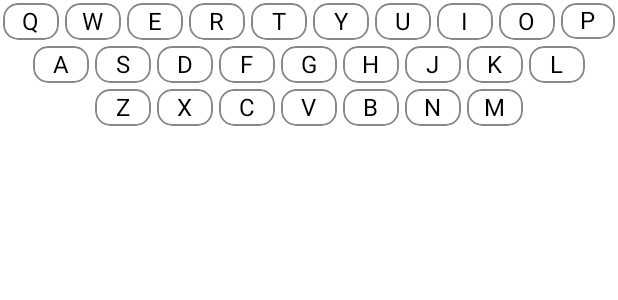
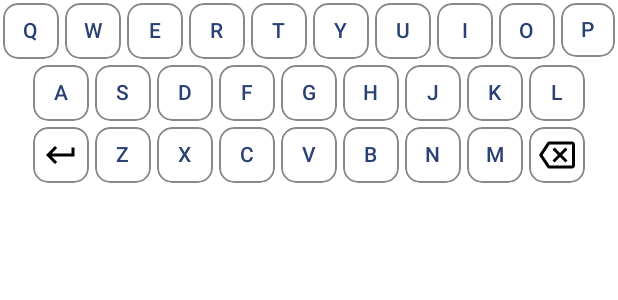
Before and after one commit to KatieBarnett/WordleExtra, an Android app built with Jetpack Compose: the @Preview function KeyboardPreview, on a phone screen of 412 x 824 dp. Shown: the top 300 px of the screen. Run offline under Robolectric (Android 15) with nearby library versions, the phone set to English and light mode, and no system bars.

Commit message:
Letter entry & backspace

```diff
--- a/app/src/main/java/dev/katiebarnett/wordleextra/Constants.kt
+++ b/app/src/main/java/dev/katiebarnett/wordleextra/Constants.kt
@@ -1,32 +1,33 @@
 package dev.katiebarnett.wordleextra
 
-import dev.katiebarnett.wordleextra.models.Letter
-import dev.katiebarnett.wordleextra.models.Unknown
+import dev.katiebarnett.wordleextra.models.*
 
 
-val initialKeyboardRow1: List<Letter>
+val initialKeyboardRow1: List<Key>
     get() {
-        val list = mutableListOf<Letter>()
+        val list = mutableListOf<Key>()
         "qwertyuiop".forEach {
             list.add(Unknown(it))
         }
         return list.toList()
     }
 
-val initialKeyboardRow2: List<Letter>
+val initialKeyboardRow2: List<Key>
     get() {
-        val list = mutableListOf<Letter>()
+        val list = mutableListOf<Key>()
         "asdfghjkl".forEach {
             list.add(Unknown(it))
         }
         return list.toList()
     }
 
-val initialKeyboardRow3: List<Letter>
+val initialKeyboardRow3: List<Key>
     get() {
-        val list = mutableListOf<Letter>()
+        val list = mutableListOf<Key>()
+        list.add(Enter)
         "zxcvbnm".forEach {
             list.add(Unknown(it))
         }
+        list.add(Backspace)
         return list.toList()
     }
--- a/app/src/main/java/dev/katiebarnett/wordleextra/KeyboardComponents.kt
+++ b/app/src/main/java/dev/katiebarnett/wordleextra/KeyboardComponents.kt
@@ -1,11 +1,15 @@
 package dev.katiebarnett.wordleextra
 
+import android.widget.ImageButton
 import androidx.compose.foundation.background
 import androidx.compose.foundation.border
 import androidx.compose.foundation.layout.*
 import androidx.compose.foundation.shape.RoundedCornerShape
-import androidx.compose.material3.Surface
-import androidx.compose.material3.Text
+import androidx.compose.material.icons.Icons
+import androidx.compose.material.icons.filled.Backspace
+import androidx.compose.material.icons.outlined.Backspace
+import androidx.compose.material.icons.outlined.KeyboardReturn
+import androidx.compose.material3.*
 import androidx.compose.runtime.Composable
 import androidx.compose.ui.Alignment
 import androidx.compose.ui.Modifier
@@ -20,48 +24,74 @@ import kotlin.math.max
 
 
 @Composable
-fun Keyboard(keyRow1: List<Letter>, keyRow2: List<Letter>, keyRow3: List<Letter>, modifier: Modifier = Modifier) {
+fun Keyboard(keyRow1: List<Key>, keyRow2: List<Key>, keyRow3: List<Key>, keyAction: (key: Key) -> Unit, modifier: Modifier = Modifier) {
     BoxWithConstraints(modifier) {
         val maxKeyCount = max(keyRow1.size, max(keyRow2.size, keyRow3.size))
         val keyWidth = (maxWidth / maxKeyCount)
         Column(horizontalAlignment = Alignment.CenterHorizontally, modifier = modifier) {
-            KeyboardRow(keyRow = keyRow1, keyWidth, modifier)
-            KeyboardRow(keyRow = keyRow2, keyWidth ,modifier)
-            KeyboardRow(keyRow = keyRow3, keyWidth, modifier)
+            KeyboardRow(keyRow = keyRow1, keyAction, keyWidth, modifier)
+            KeyboardRow(keyRow = keyRow2, keyAction, keyWidth ,modifier)
+            KeyboardRow(keyRow = keyRow3, keyAction, keyWidth, modifier)
         }
     }
 }
 
 @Composable
-fun KeyboardRow(keyRow: List<Letter>, keyWidth: Dp, modifier: Modifier = Modifier) {
+fun KeyboardRow(keyRow: List<Key>, keyAction: (key: Key) -> Unit, keyWidth: Dp, modifier: Modifier = Modifier) {
     Row(modifier = modifier) {
         keyRow.forEach {
-            Key(it, modifier.width(keyWidth))
+            Key(it, keyAction, modifier.width(keyWidth))
         }
     }
 }
 
 @Composable
-fun Key(letter: Letter, modifier: Modifier = Modifier) {
+fun Key(key: Key, action: (key: Key) -> Unit, modifier: Modifier = Modifier) {
     Box(modifier = modifier
         .padding(2.dp)
-        .aspectRatio(1.5f),
+        .aspectRatio(1f),
         contentAlignment = Alignment.Center
     ) {
-        KeyBackground(letter = letter)
-        letter.char?.let {
-            Text(text = it.uppercase())
+        KeyBackground(key = key)
+        if (key is Letter) {
+            key.char?.let {
+                TextButton(
+                    onClick = { action.invoke(key) },
+                    content = {
+                        Text(text = it.uppercase())
+                    })
+            }
+        } else if (key is Backspace) {
+            IconButton(
+                onClick = { action.invoke(key) },
+                content = {
+                    Icon(imageVector = Icons.Outlined.Backspace,
+                        contentDescription = "Backspace",
+                        tint = Color.Black)
+                }
+            )
+        } else if (key is Enter) {
+            IconButton(
+                onClick = { action.invoke(key) },
+                content = {
+                    Icon(imageVector = Icons.Outlined.KeyboardReturn,
+                        contentDescription = "Enter",
+                        tint = Color.Black)
+                }
+            )
         }
     }
 }
 
 @Composable
-fun KeyBackground(letter: Letter, modifier: Modifier = Modifier){
-    val backgroundColor = when(letter) {
+fun KeyBackground(key: Key, modifier: Modifier = Modifier){
+    val backgroundColor = when(key) {
         is Incorrect -> Color.Gray
         is Correct -> Color.Green
         is Misplaced -> Color.Yellow
         is Unknown -> Color.White
+        Backspace -> Color.White
+        Enter -> Color.White
     }
     Box(
         modifier = modifier
@@ -77,7 +107,7 @@ fun KeyBackground(letter: Letter, modifier: Modifier = Modifier){
 fun KeyboardPreview() {
     WordleExtraTheme {
         val modifier = Modifier
-        Keyboard(keyRow1 = initialKeyboardRow1, keyRow2 = initialKeyboardRow2, keyRow3 = initialKeyboardRow3, modifier)
+        Keyboard(keyRow1 = initialKeyboardRow1, keyRow2 = initialKeyboardRow2, keyRow3 = initialKeyboardRow3, {}, modifier)
     }
 }
 
@@ -88,9 +118,12 @@ fun KeyPreview() {
         Surface {
             Row {
                 val modifier = Modifier.width(50.dp)
-                Key(Incorrect('a'), modifier)
-                Key(Misplaced('b'), modifier)
-                Key(Correct('c'), modifier)
+                Key(Incorrect('a'), {}, modifier)
+                Key(Misplaced('b'), {}, modifier)
+                Key(Correct('c'), {}, modifier)
+                Key(Unknown('d'), {}, modifier)
+                Key(Backspace, {}, modifier)
+                Key(Enter, {}, modifier)
             }
         }
     }
--- a/app/src/main/java/dev/katiebarnett/wordleextra/MainActivity.kt
+++ b/app/src/main/java/dev/katiebarnett/wordleextra/MainActivity.kt
@@ -42,6 +42,7 @@ class MainActivity : ComponentActivity() {
                         keyRow1 = viewModel.keyboardRow1,
                         keyRow2 = viewModel.keyboardRow2,
                         keyRow3 = viewModel.keyboardRow3,
+                        keyAction = { key: Key -> viewModel.keyClickAction(key) },
                         modifier = Modifier.padding(innerPadding)
                     )
                 }
@@ -60,7 +61,7 @@ fun Guesses(guesses: List<Guess>, modifier: Modifier = Modifier) {
 }
 
 @Composable
-fun Layout(guesses: List<Guess>, keyRow1: List<Letter>, keyRow2: List<Letter>, keyRow3: List<Letter>, modifier: Modifier = Modifier) {
+fun Layout(guesses: List<Guess>, keyRow1: List<Key>, keyRow2: List<Key>, keyRow3: List<Key>, keyAction: (key: Key) -> Unit, modifier: Modifier = Modifier) {
     ConstraintLayout(
         modifier
             .fillMaxSize()
@@ -80,7 +81,7 @@ fun Layout(guesses: List<Guess>, keyRow1: List<Letter>, keyRow2: List<Letter>, k
                 bottom.linkTo(keyboard.top, margin = 16.dp)
                 height = Dimension.fillToConstraints
             })
-        Keyboard(keyRow1, keyRow2, keyRow3,
+        Keyboard(keyRow1, keyRow2, keyRow3, keyAction,
             Modifier
                 .wrapContentSize()
                 .constrainAs(keyboard) {
@@ -124,6 +125,7 @@ fun DefaultPreview() {
                 keyRow1 = initialKeyboardRow1,
                 keyRow2 = initialKeyboardRow2,
                 keyRow3 = initialKeyboardRow3,
+                keyAction = {},
                 modifier = Modifier.padding(innerPadding)
             )
         }
--- a/app/src/main/java/dev/katiebarnett/wordleextra/models/Guess.kt
+++ b/app/src/main/java/dev/katiebarnett/wordleextra/models/Guess.kt
@@ -1,3 +1,7 @@
 package dev.katiebarnett.wordleextra.models
 
-data class Guess(val letters: List<Letter>)
+data class Guess(val letters: List<Letter>) {
+
+    val isComplete: Boolean
+        get() = letters.indexOfFirst { it is Unknown && it.char == null } == -1
+}
--- a/app/src/main/java/dev/katiebarnett/wordleextra/models/Letter.kt
+++ b/app/src/main/java/dev/katiebarnett/wordleextra/models/Letter.kt
@@ -1,10 +1,15 @@
 package dev.katiebarnett.wordleextra.models
+
+sealed class Key()
 
 sealed class Letter(
     open val char: Char?
-)
+): Key()
 
 class Correct(override val char: Char): Letter(char)
 class Misplaced(override val char: Char): Letter(char)
 class Incorrect(override val char: Char): Letter(char)
 class Unknown(override val char: Char? = null): Letter(char)
+
+object Backspace: Key()
+object Enter: Key()
```
Also changed, not shown: app/src/main/java/dev/katiebarnett/wordleextra/MainViewModel.kt (+32 -7 lines).
